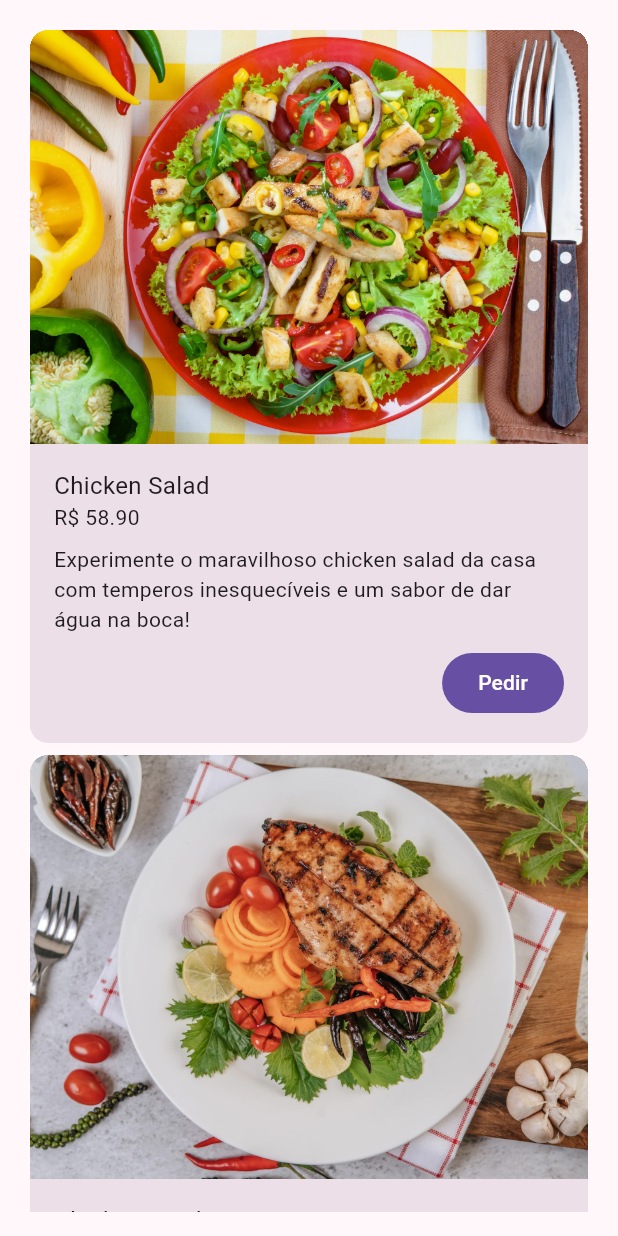
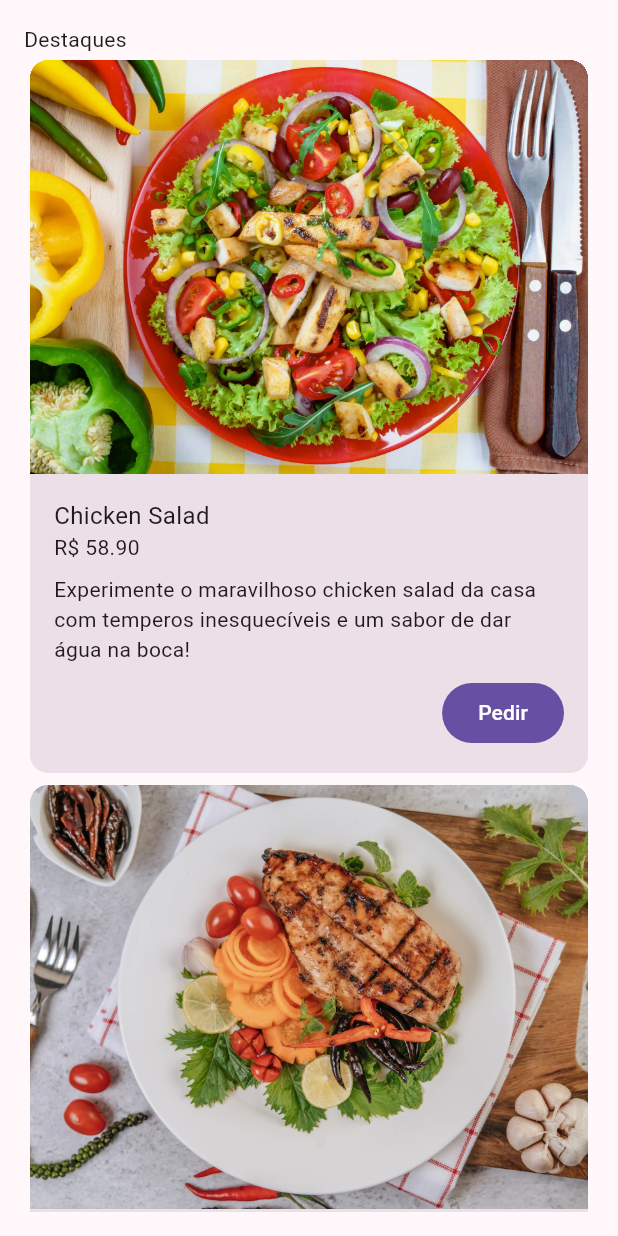
Before and after one commit to bath0ry/cardapio_app_study, a Flutter app: the HighLights widget shown alone on an empty page, opened directly, on a phone screen of 412 x 824 dp. Run offline on Flutter 3.47's test engine with Material 2 defaults, Android fonts, the phone set to English and light mode, and no system bars.

Commit message:
add custom scroll view to highlights page

```diff
--- a/lib/screens/highlights.dart
+++ b/lib/screens/highlights.dart
@@ -12,13 +12,17 @@ class HighLights extends StatelessWidget {
   Widget build(BuildContext context) {
     return Padding(
         padding: const EdgeInsets.all(16.0),
-      child: ListView.builder(itemBuilder: (context, index) {
+        child: CustomScrollView(
+          slivers: [
+            const SliverToBoxAdapter(child: Text('Destaques')),
+            SliverList(delegate: SliverChildBuilderDelegate((context, index) {
               return HighlightItem(
                   imageURI: items[index]['image'],
                   itemTitle: items[index]['name'],
                   itemPrice: items[index]['price'],
                   itemDescription: items[index]['description']);
-      }),
-    );
+            }))
+          ],
+        ));
   }
 }
```
Lines whose indentation alone changed are shown as unchanged.
